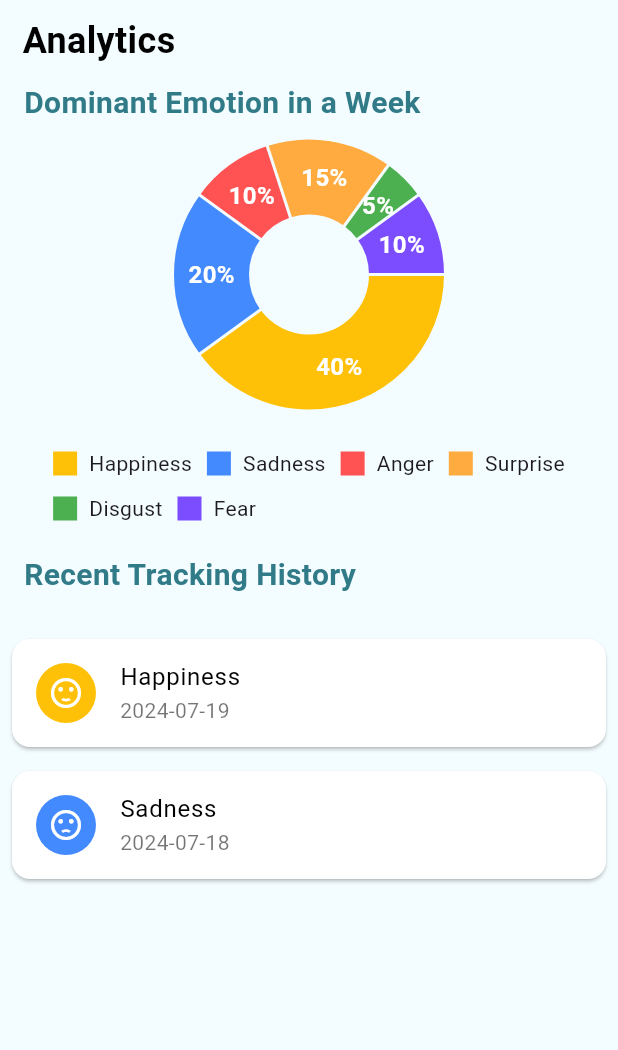
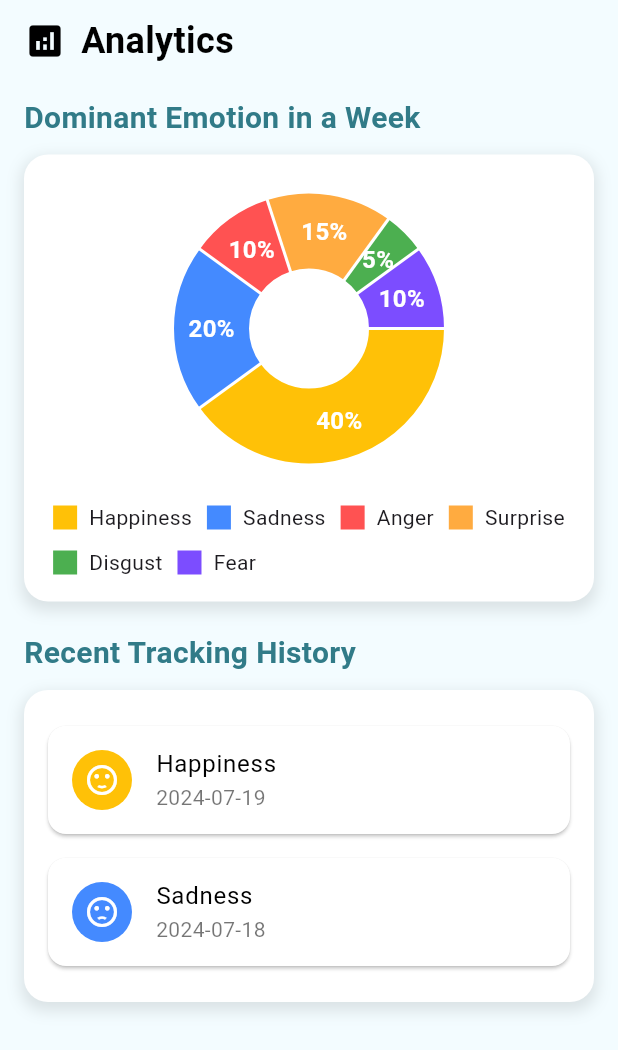
Before and after one commit to Kristoferseyan/fix-emotion, a Flutter app: the AnalyticsPage screen opened directly, on a phone screen of 412 x 824 dp. Shown: the top 1050 px of the screen. Run offline on Flutter 3.47's test engine with Material 3 defaults, Android fonts, the phone set to English and light mode, and no system bars; drawn by our look-alikes of fl_chart; our stand-ins replace camera, flutter_dotenv, flutter_signin_button, google_nav_bar, google_sign_in, shared_preferences and 1 more; missing offline and left inert: bcrypt, tflite_v2; accounts and stored records are empty.

Commit message:
chore: Update analytics page layout and style

```diff
--- a/lib/analytics-modules/analytics_page.dart
+++ b/lib/analytics-modules/analytics_page.dart
@@ -1,3 +1,4 @@
+import 'package:fl_chart/fl_chart.dart';
 import 'package:flutter/material.dart';
 import 'pie_chart_widget.dart';
 import 'recent_tracking_list.dart';
@@ -19,81 +20,60 @@ class AnalyticsPage extends StatelessWidget {
       {
         'emotion': 'Happiness',
         'date': '2024-07-19',
-        'details': 'Happiness is a state of well-being and contentment. It involves positive emotions and life satisfaction.'
+        'details': 'Happiness is a state of well-being and contentment. It involves positive emotions and life satisfaction.',
+        'description': 'Feeling happy about recent achievements.',
       },
       {
         'emotion': 'Sadness',
         'date': '2024-07-18',
-        'details': 'Sadness is an emotional pain associated with, or characterized by, feelings of disadvantage, loss, despair, grief, helplessness, disappointment and sorrow.'
+        'details': 'Sadness is an emotional pain associated with, or characterized by, feelings of disadvantage, loss, despair, grief, helplessness, disappointment and sorrow.',
+        'description': 'Feeling sad due to recent losses.',
       },
-
     ];
 
     final brightness = MediaQuery.of(context).platformBrightness;
     final isDarkMode = brightness == Brightness.dark;
 
     return Scaffold(
-      backgroundColor: isDarkMode ? const Color(0xFF122E31) : const Color(0xFFF3FCFF), // Match the background color
+      backgroundColor: isDarkMode ? const Color(0xFF122E31) : const Color(0xFFF3FCFF),
       body: SafeArea(
-        child: LayoutBuilder(
-          builder: (context, constraints) {
-            return Column(
+        child: SingleChildScrollView(
+          child: Padding(
+            padding: const EdgeInsets.symmetric(horizontal: 16.0, vertical: 10.0),
+            child: Column(
               crossAxisAlignment: CrossAxisAlignment.start,
               children: [
+                _buildHeader(isDarkMode),
+                const SizedBox(height: 20),
+                _buildSectionTitle('Dominant Emotion in a Week', isDarkMode),
                 const SizedBox(height: 10),
-                _buildHeader(isDarkMode),
+                _buildCard(
+                  context,
+                  child: PieChartWidget(emotionData: emotionData),
+                  isDarkMode: isDarkMode,
+                ),
+                const SizedBox(height: 20),
+                _buildSectionTitle('Recent Tracking History', isDarkMode),
                 const SizedBox(height: 10),
-                Padding(
-                  padding: const EdgeInsets.symmetric(horizontal: 16.0),
-                  child: Text(
-                    'Dominant Emotion in a Week',
-                    style: TextStyle(
-                      fontSize: 20,
-                      fontWeight: FontWeight.bold,
-                      color: isDarkMode ? Colors.white : Color.fromARGB(255, 49, 123, 136),
+                _buildCard(
+                  context,
+                  child: RecentTrackingList(recentTrackings: recentTrackings),
+                  isDarkMode: isDarkMode,
+                ),
+              ],
             ),
           ),
-                ),
-                PieChartWidget(emotionData: emotionData),
-                const SizedBox(height: 20),
-                Padding(
-                  padding: const EdgeInsets.symmetric(horizontal: 16.0),
-                  child: Text(
-                    'Recent Tracking History',
-                    style: TextStyle(
-                      fontSize: 20,
-                      fontWeight: FontWeight.bold,
-                      color: isDarkMode ? Colors.white : Color.fromARGB(255, 49, 123, 136),
-                    ),
-                  ),
-                ),
-                Expanded(
-                  child: Container(
-                    decoration: BoxDecoration(
-                      color: isDarkMode ? const Color.fromARGB(255, 23, 57, 61) : const Color(0xFFF3FCFF),
-                      borderRadius: const BorderRadius.only(
-                        topLeft: Radius.circular(30),
-                        topRight: Radius.circular(30),
-                      ),
-                    ),
-                    padding: const EdgeInsets.symmetric(vertical: 20, horizontal: 8),
-                    child: RecentTrackingList(recentTrackings: recentTrackings),
-                  ),
-                ),
-              ],
-            );
-          },
         ),
       ),
     );
   }
 
   Widget _buildHeader(bool isDarkMode) {
-    return Padding(
-      padding: const EdgeInsets.symmetric(horizontal: 15, vertical: 0),
-      child: Row(
+    return Row(
       mainAxisAlignment: MainAxisAlignment.start,
       children: [
+        Icon(Icons.analytics, color: isDarkMode ? Colors.white : Colors.black, size: 28),
+        const SizedBox(width: 10),
         Text(
           'Analytics',
           style: TextStyle(
@@ -103,7 +83,36 @@ class AnalyticsPage extends StatelessWidget {
           ),
         ),
       ],
+    );
+  }
+
+  Widget _buildSectionTitle(String title, bool isDarkMode) {
+    return Text(
+      title,
+      style: TextStyle(
+        fontSize: 20,
+        fontWeight: FontWeight.bold,
+        color: isDarkMode ? Colors.white : const Color.fromARGB(255, 49, 123, 136),
       ),
     );
   }
+
+  Widget _buildCard(BuildContext context, {required Widget child, required bool isDarkMode}) {
+    return Container(
+      padding: const EdgeInsets.all(16.0),
+      decoration: BoxDecoration(
+        color: isDarkMode ? Color.fromARGB(255, 23, 57, 61) : Colors.white,
+        borderRadius: BorderRadius.circular(16),
+        boxShadow: [
+          BoxShadow(
+            color: isDarkMode ? Colors.black.withOpacity(0.3) : Colors.black.withOpacity(0.1),
+            spreadRadius: 2,
+            blurRadius: 8,
+            offset: const Offset(0, 4),
+          ),
+        ],
+      ),
+      child: child,
+    );
   }
+}
--- a/lib/dashboard-modules/module-boxes/tracking-modules/model_service.dart
+++ b/lib/dashboard-modules/module-boxes/tracking-modules/model_service.dart
@@ -4,7 +4,7 @@ import 'package:tflite_v2/tflite_v2.dart';
 class ModelService {
   Future<void> loadModel() async {
     await Tflite.loadModel(
-      model: "assets/models/eMotion_tflite_model.tflite",
+      model: "assets/models/model.tflite",
       labels: "assets/models/labels.txt",
     );
   }
```
Lines whose indentation alone changed are shown as unchanged.
